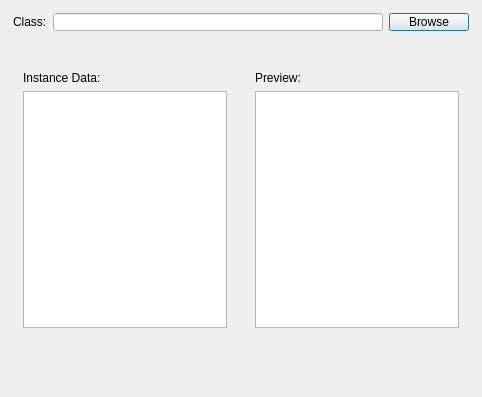
Before: the Qt Designer form EditExternalNPC.ui in lukegrahamSydney/TilesEditor, drawn with Qt 5.
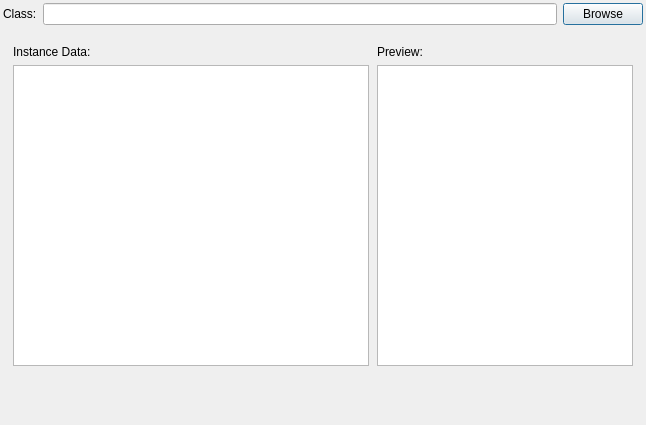
After: the same form once the commit is applied. Custom widgets are drawn as their Qt base class.

What changed in the file:
```diff
--- a/EditExternalNPC.ui
+++ b/EditExternalNPC.ui
@@ -6,8 +6,8 @@
    <rect>
     <x>0</x>
     <y>0</y>
-    <width>482</width>
-    <height>397</height>
+    <width>646</width>
+    <height>425</height>
    </rect>
   </property>
   <property name="windowTitle">
@@ -50,6 +50,18 @@
          </size>
         </property>
         <layout class="QHBoxLayout" name="horizontalLayout">
+         <property name="leftMargin">
+          <number>1</number>
+         </property>
+         <property name="topMargin">
+          <number>1</number>
+         </property>
+         <property name="rightMargin">
+          <number>1</number>
+         </property>
+         <property name="bottomMargin">
+          <number>1</number>
+         </property>
          <item>
           <widget class="QLabel" name="label">
            <property name="text">
@@ -79,6 +91,18 @@
       <item>
        <widget class="QWidget" name="widget_4" native="true">
         <layout class="QGridLayout" name="gridLayout_2">
+         <property name="leftMargin">
+          <number>1</number>
+         </property>
+         <property name="topMargin">
+          <number>1</number>
+         </property>
+         <property name="rightMargin">
+          <number>1</number>
+         </property>
+         <property name="bottomMargin">
+          <number>1</number>
+         </property>
          <item row="0" column="0">
           <widget class="QLabel" name="label_2">
            <property name="text">
@@ -95,8 +119,27 @@
       <item>
        <widget class="QWidget" name="widget_5" native="true">
         <layout class="QGridLayout" name="gridLayout">
+         <property name="leftMargin">
+          <number>1</number>
+         </property>
+         <property name="topMargin">
+          <number>1</number>
+         </property>
+         <property name="rightMargin">
+          <number>1</number>
+         </property>
+         <property name="bottomMargin">
+          <number>1</number>
+         </property>
          <item row="1" column="1">
-          <widget class="TilesEditor::GraphicsView" name="graphicsView"/>
+          <widget class="TilesEditor::GraphicsView" name="graphicsView">
+           <property name="sizePolicy">
+            <sizepolicy hsizetype="Fixed" vsizetype="Expanding">
+             <horstretch>0</horstretch>
+             <verstretch>0</verstretch>
+            </sizepolicy>
+           </property>
+          </widget>
          </item>
          <item row="0" column="1">
           <widget class="QLabel" name="label_3">
```
